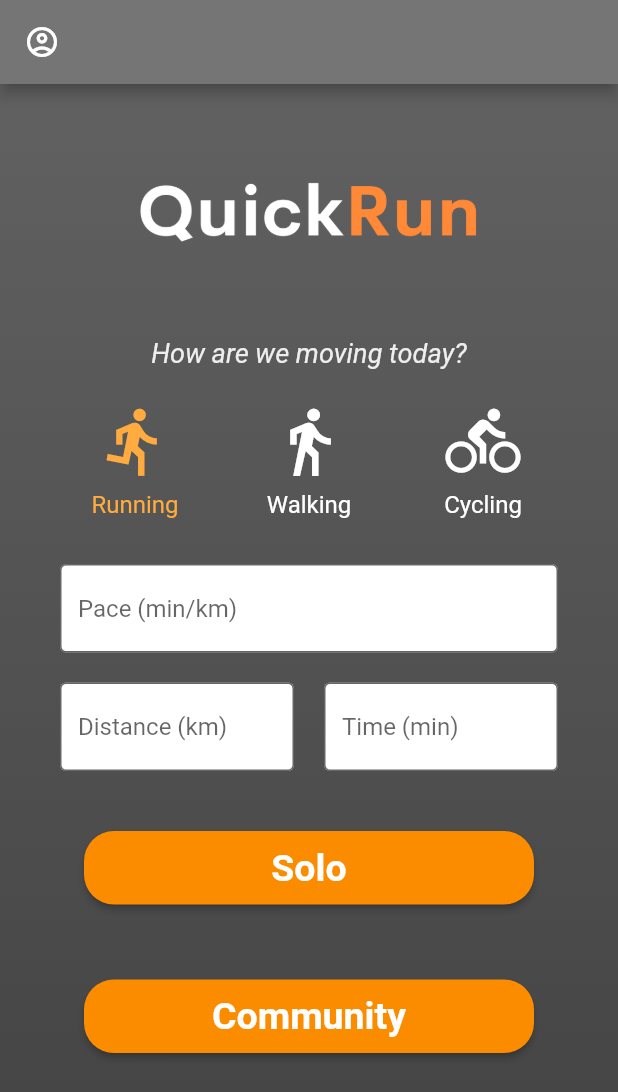
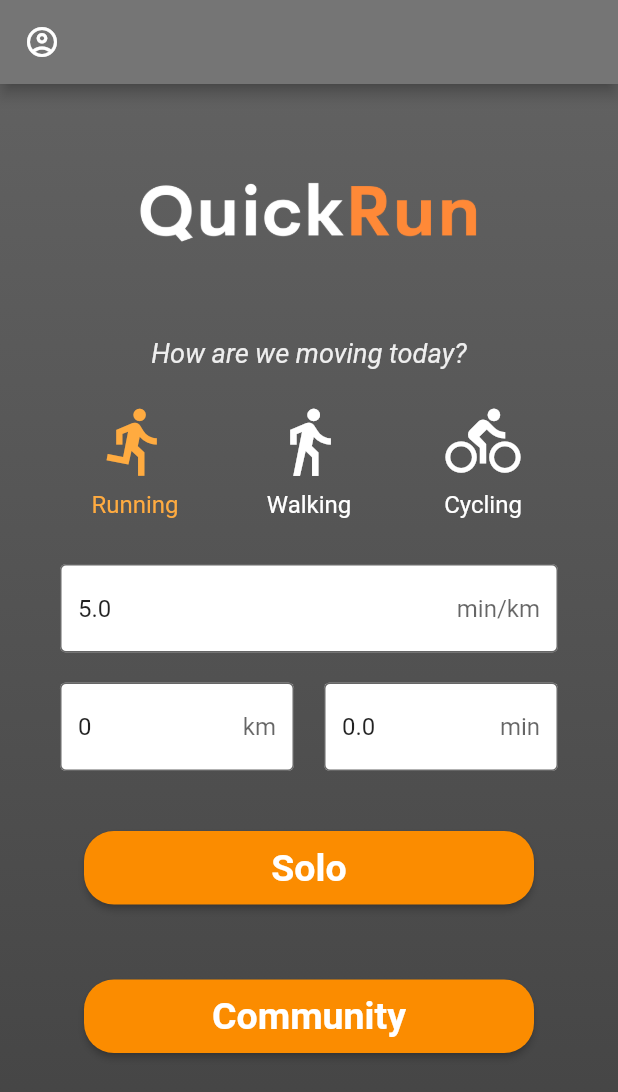
Before and after one commit to nikadari/QuickRun, a Flutter app: the SelectState screen opened directly, after a tap on the "directions run" icon, on a phone screen of 412 x 824 dp. Shown: the top 1092 px of the screen. Run offline on Flutter 3.47's test engine with Material 2 defaults, Android fonts, the phone set to English and light mode, and no system bars; network calls fail.

Commit message:
Small GUI changes

```diff
--- a/quick_run/lib/select.dart
+++ b/quick_run/lib/select.dart
@@ -65,10 +65,11 @@ class SelectScreenState extends State<SelectState> {
 
   var dController = new TextEditingController();
   var tController = new TextEditingController();
+  var pController = new TextEditingController();
 
   late int activity;
   late bool isD;
-  Color icon1Color = Colors.white;
+  Color icon1Color = Colors.orangeAccent;
   Color icon2Color = Colors.white;
   Color icon3Color = Colors.white;
 
@@ -77,11 +78,23 @@ class SelectScreenState extends State<SelectState> {
     super.initState();
     inputD = 0.0;
     inputT = 0.0;
-    inputP = 0.0;
+    inputP = 5.0;
     activity = 1;
+    dController.text = "0";
+    tController.text = "0";
+    pController.text = "5";
   }
 
   Widget buildActivityOptions() {
+
+    void UpdatePace(double newPace) {
+      inputP = newPace;
+      pController.text = inputP.toString();
+      // Update the time
+      inputT = inputD * inputP;
+      tController.text = inputT.toString();
+    }
+
     return Container(
       padding: EdgeInsets.all(15.0),
       child: Wrap(
@@ -98,6 +111,7 @@ class SelectScreenState extends State<SelectState> {
                   onPressed: () {
                     setState(() {
                       activity = 1;
+                      UpdatePace(5.0);
                       print(activity);
                       icon1Color = Colors.orangeAccent;
                       icon2Color = Colors.white;
@@ -126,6 +140,7 @@ class SelectScreenState extends State<SelectState> {
                   onPressed: () {
                     setState(() {
                       activity = 2;
+                      UpdatePace(13);
                       print(activity);
                       icon1Color = Colors.white;
                       icon2Color = Colors.orangeAccent;
@@ -154,6 +169,7 @@ class SelectScreenState extends State<SelectState> {
                   onPressed: () {
                     setState(() {
                       activity = 3;
+                      UpdatePace(2);
                       print(activity);
                       icon1Color = Colors.white;
                       icon2Color = Colors.white;
@@ -183,12 +199,15 @@ class SelectScreenState extends State<SelectState> {
             border: OutlineInputBorder(),
             fillColor: Colors.white,
             filled: true,
-            hintText: "Pace (min/km)", // TODO: Needs to be stateful and dependent on option
+            suffix: Text('min/km'),
+            hintText: "Pace", // TODO: Needs to be stateful and dependent on option
           ),
+          controller: pController,
           onChanged: (str) {
             try {
               inputP = double.parse(str);
-              // update the time
+              // TODO: The code below can be factored out.
+              // Update the time
               inputT = inputD * inputP;
               tController.text = inputT.toString();
               UpdateActivity("iwoYcZfWWWMiw8B2vpq7xhUgzMQ2", activity, inputP, inputD, inputT);
@@ -210,7 +229,8 @@ class SelectScreenState extends State<SelectState> {
                   border: OutlineInputBorder(),
                   fillColor: Colors.white,
                   filled: true,
-                  hintText: "Distance (km)",
+                  suffix: Text('km'),
+                  hintText: "Distance",
               ),
               onChanged: (str) {
                 try {
@@ -237,8 +257,8 @@ class SelectScreenState extends State<SelectState> {
                   border: OutlineInputBorder(),
                   fillColor: Colors.white,
                   filled: true,
-                  hintText: "Time (min)",
-
+                  suffix: Text('min'),
+                  hintText: "Time",
               ),
               onChanged: (str) {
                 try {
```
